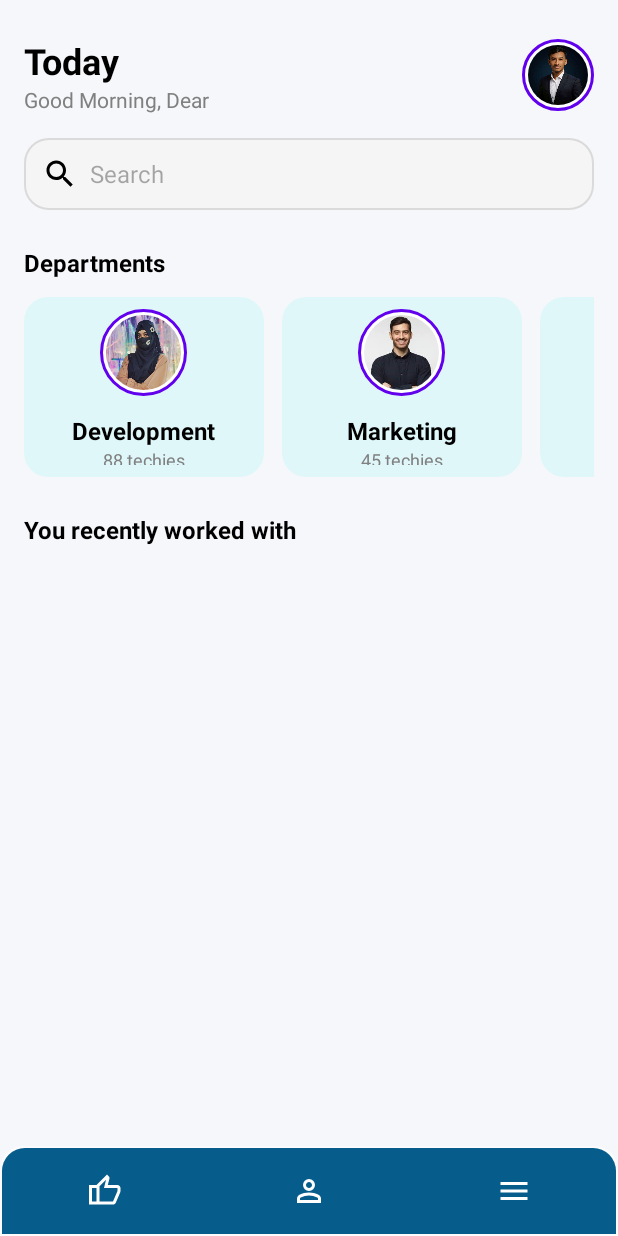
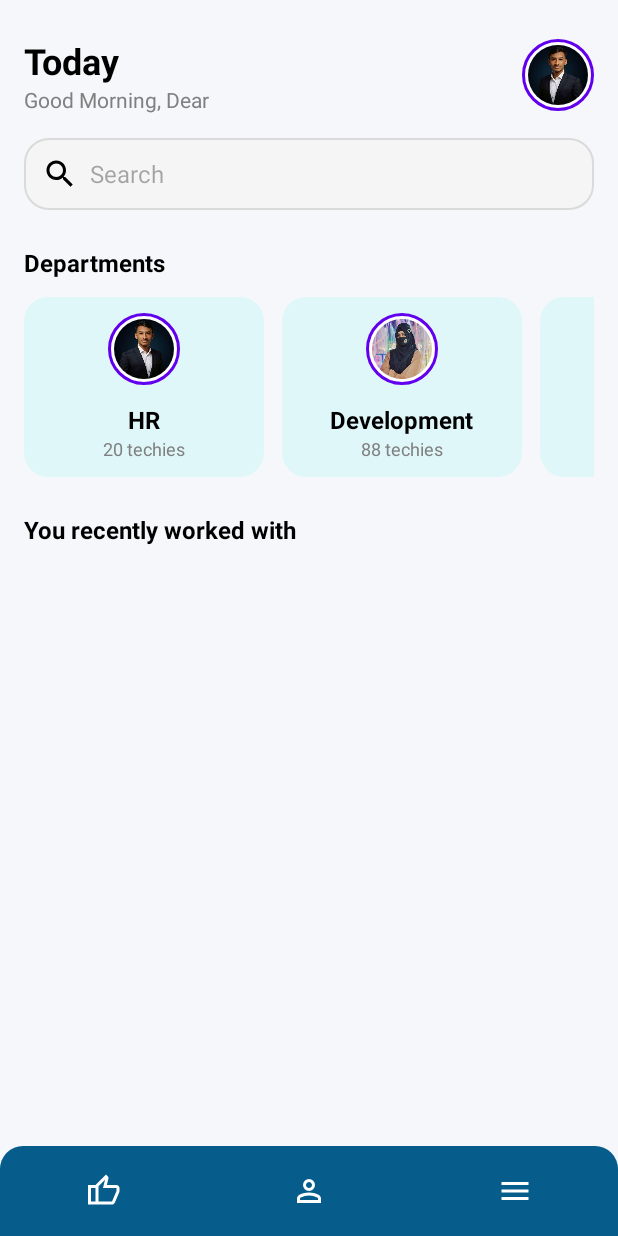
Before and after one commit to koraish3438/EmployeeManager, an Android app: the EmployeeListActivity screen opened directly, with no data from a screen before it, on a phone screen of 412 x 824 dp. Run offline under Robolectric (Android 15) with nearby library versions, the phone set to English and light mode, and no system bars; our stand-ins replace CircleImageView, Room's generated code.

Commit message:
28th commit ready project

```diff
--- a/app/src/main/java/com/example/employeemanagementapp/ui/EmployeeListActivity.kt
+++ b/app/src/main/java/com/example/employeemanagementapp/ui/EmployeeListActivity.kt
@@ -170,21 +170,21 @@ class EmployeeListActivity : AppCompatActivity() {
             val departments = listOf(
                 Department(
                     id = "1",
+                    name = "HR",
+                    iconResId = R.drawable.koraish1,
+                    techieCount = 20
+                ),
+                Department(
+                    id = "2",
                     name = "Development",
                     iconResId = R.drawable.jui,
                     techieCount = 88
                 ),
                 Department(
-                    id = "2",
+                    id = "3",
                     name = "Marketing",
                     iconResId = R.drawable.marketer,
                     techieCount = 45
-                ),
-                Department(
-                    id = "3",
-                    name = "HR",
-                    iconResId = R.drawable.koraish1,
-                    techieCount = 20
                 )
             )
             departmentAdapter.submitList(departments)
--- a/app/src/main/res/drawable/bottom_nav_background.xml
+++ b/app/src/main/res/drawable/bottom_nav_background.xml
@@ -9,11 +9,10 @@
                 android:topRightRadius="16dp"
                 android:bottomLeftRadius="0dp"
                 android:bottomRightRadius="0dp"/>
-            <padding android:top="1dp" android:right="1dp" android:left="1dp" android:bottom="1dp"/>
         </shape>
     </item>
 
-    <item android:bottom="1dp" android:right="1dp" android:left="1dp" android:top="1dp">
+    <item>
         <shape android:shape="rectangle">
             <solid android:color="#065C8A" />
 
--- a/app/src/main/res/layout/activity_add_edit_employee.xml
+++ b/app/src/main/res/layout/activity_add_edit_employee.xml
@@ -10,7 +10,7 @@
     <androidx.constraintlayout.widget.ConstraintLayout
         android:layout_width="match_parent"
         android:layout_height="wrap_content"
-        android:padding="16dp">
+        android:padding="8dp">
 
         <androidx.appcompat.widget.Toolbar
             android:id="@+id/backToolbar"
--- a/app/src/main/res/layout/item_department_card.xml
+++ b/app/src/main/res/layout/item_department_card.xml
@@ -19,8 +19,8 @@
 
         <de.hdodenhof.circleimageview.CircleImageView
         android:id="@+id/imgDepartmentIcon"
-        android:layout_width="58dp"
-        android:layout_height="58dp"
+        android:layout_width="48dp"
+        android:layout_height="48dp"
         android:background="@drawable/circle_shadow"
         android:src="@drawable/outline_computer_24"
         android:contentDescription="Department Icon"/>
```
